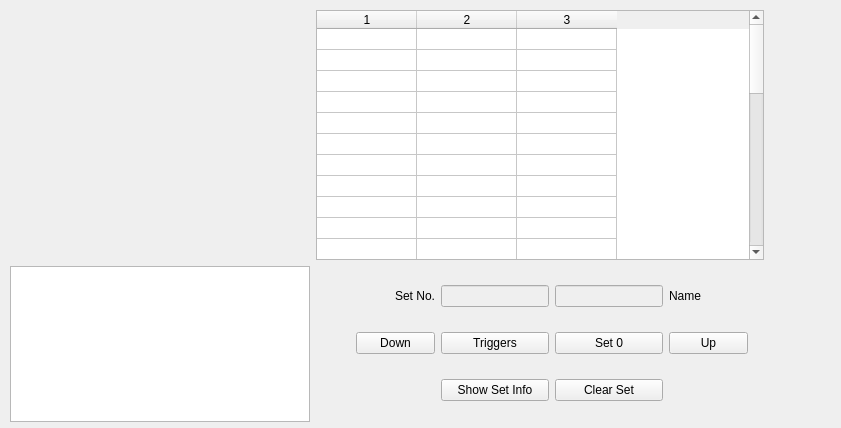
The window that seq_qt5/src/gui/qsetmaster.ui (ahlstromcj/seq66) describes before a commit, drawn with Qt 5.
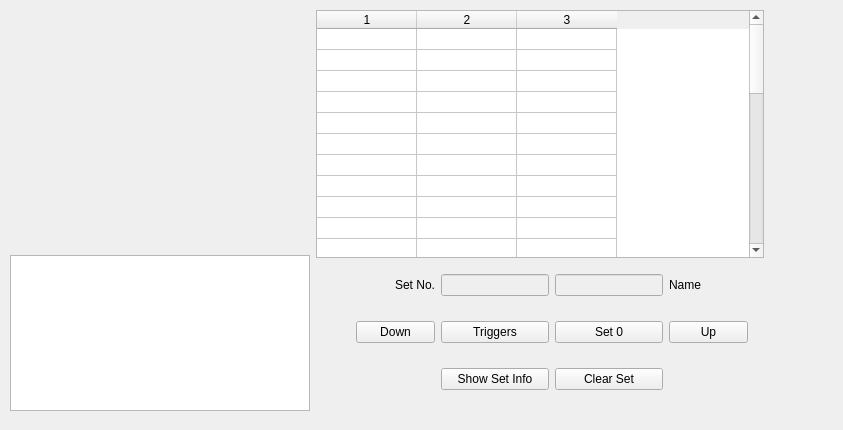
The same window after the commit.

What changed in the file:
```diff
--- a/seq_qt5/src/gui/qsetmaster.ui
+++ b/seq_qt5/src/gui/qsetmaster.ui
@@ -6,8 +6,8 @@
    <rect>
     <x>0</x>
     <y>0</y>
-    <width>841</width>
-    <height>428</height>
+    <width>843</width>
+    <height>430</height>
    </rect>
   </property>
   <property name="windowTitle">
@@ -31,7 +31,7 @@
      <x>10</x>
      <y>10</y>
      <width>778</width>
-     <height>412</height>
+     <height>401</height>
     </rect>
    </property>
    <layout class="QGridLayout" name="gridLayout_2">
```
